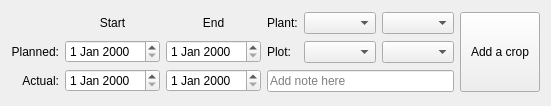
Old version of the form src/gui/gui_widgets/EditCropWidget.ui in the repository MickaelG/tomate_cpp.
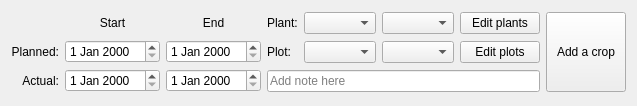
New version of the form. Custom widgets are drawn as their Qt base class.

Commit message: select crops from space view or time view, plants and plots edit in modal windows

The edit to the form file:
```diff
--- a/src/gui/gui_widgets/EditCropWidget.ui
+++ b/src/gui/gui_widgets/EditCropWidget.ui
@@ -6,7 +6,7 @@
    <rect>
     <x>0</x>
     <y>0</y>
-    <width>523</width>
+    <width>561</width>
     <height>106</height>
    </rect>
   </property>
@@ -37,6 +37,13 @@
        </property>
       </widget>
      </item>
+     <item>
+      <widget class="QPushButton" name="EditPlotsBtn">
+       <property name="text">
+        <string>Edit plots</string>
+       </property>
+      </widget>
+     </item>
     </layout>
    </item>
    <item row="0" column="1">
@@ -68,6 +75,13 @@
        </property>
       </widget>
      </item>
+     <item>
+      <widget class="QPushButton" name="EditPlantsBtn">
+       <property name="text">
+        <string>Edit plants</string>
+       </property>
+      </widget>
+     </item>
     </layout>
    </item>
    <item row="0" column="0" rowspan="3">
```
The commit also changes 14 other files.
